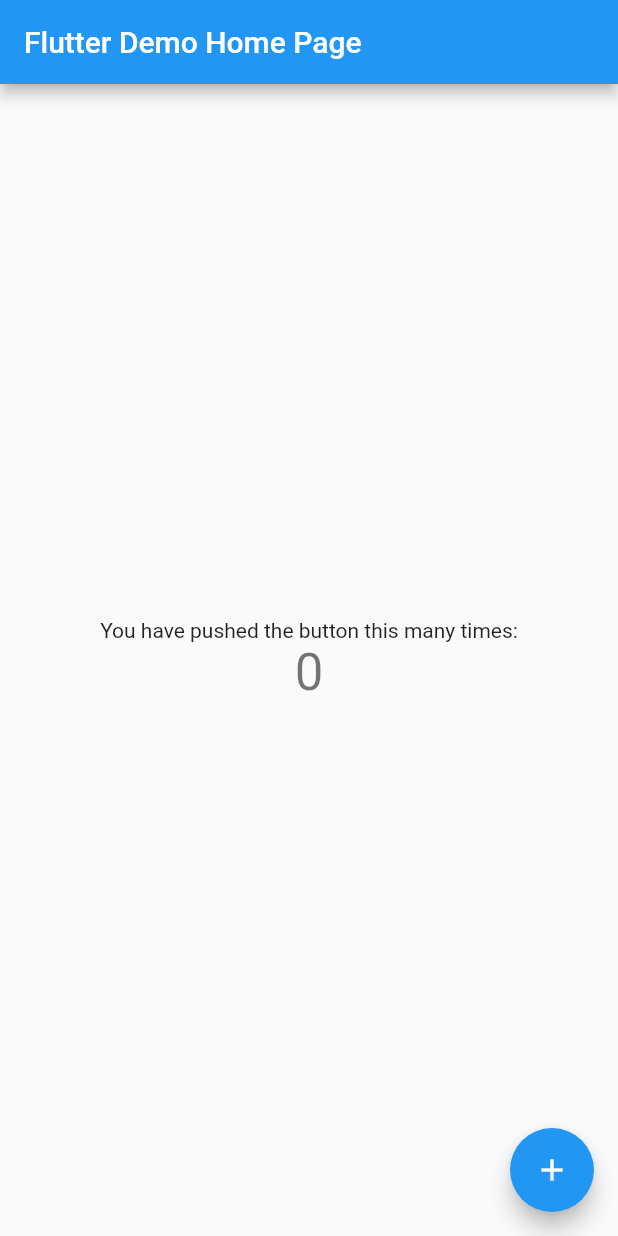
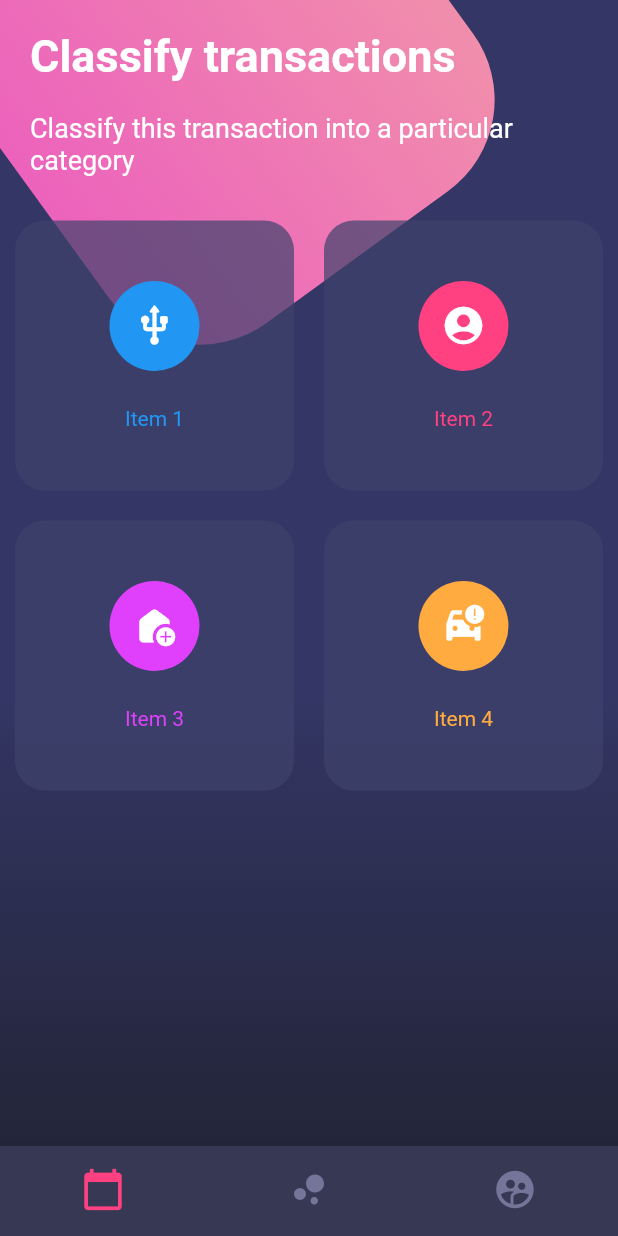
Before and after one commit to erp931117/flutter_designs, a Flutter app: the screen it shows after launch, on a phone screen of 412 x 824 dp. Run offline on Flutter 3.47's test engine with Material 2 defaults, Android fonts, the phone set to English and light mode, and no system bars; our stand-ins replace faker.

Commit message:
Finished screens

```diff
--- a/lib/main.dart
+++ b/lib/main.dart
@@ -1,115 +1,28 @@
 import 'package:flutter/material.dart';
+import 'package:flutter/services.dart';
+import 'package:flutter_designs/src/pages/basic_page.dart';
+import 'package:flutter_designs/src/pages/buttons_page.dart';
+import 'package:flutter_designs/src/pages/scroll_page.dart';
 
-void main() {
-  runApp(const MyApp());
-}
+void main() => runApp(const MyApp());
 
 class MyApp extends StatelessWidget {
   const MyApp({super.key});
 
-  // This widget is the root of your application.
   @override
   Widget build(BuildContext context) {
+    SystemChrome.setSystemUIOverlayStyle(
+        SystemUiOverlayStyle.light.copyWith(statusBarColor: Colors.transparent));
+
     return MaterialApp(
-      title: 'Flutter Demo',
-      theme: ThemeData(
-        // This is the theme of your application.
-        //
-        // Try running your application with "flutter run". You'll see the
-        // application has a blue toolbar. Then, without quitting the app, try
-        // changing the primarySwatch below to Colors.green and then invoke
-        // "hot reload" (press "r" in the console where you ran "flutter run",
-        // or simply save your changes to "hot reload" in a Flutter IDE).
-        // Notice that the counter didn't reset back to zero; the application
-        // is not restarted.
-        primarySwatch: Colors.blue,
-      ),
-      home: const MyHomePage(title: 'Flutter Demo Home Page'),
+      debugShowCheckedModeBanner: false,
+      title: 'Diseños',
+      initialRoute: 'buttons',
+      routes: {
+        'scroll': (context) => const ScrollPage(),
+        'basic': (context) => BasicPage(),
+        'buttons': (context) => const ButtonsPage()
+      },
     );
   }
 }
-
-class MyHomePage extends StatefulWidget {
-  const MyHomePage({super.key, required this.title});
-
-  // This widget is the home page of your application. It is stateful, meaning
-  // that it has a State object (defined below) that contains fields that affect
-  // how it looks.
-
-  // This class is the configuration for the state. It holds the values (in this
-  // case the title) provided by the parent (in this case the App widget) and
-  // used by the build method of the State. Fields in a Widget subclass are
-  // always marked "final".
-
-  final String title;
-
-  @override
-  State<MyHomePage> createState() => _MyHomePageState();
-}
-
-class _MyHomePageState extends State<MyHomePage> {
-  int _counter = 0;
-
-  void _incrementCounter() {
-    setState(() {
-      // This call to setState tells the Flutter framework that something has
-      // changed in this State, which causes it to rerun the build method below
-      // so that the display can reflect the updated values. If we changed
-      // _counter without calling setState(), then the build method would not be
-      // called again, and so nothing would appear to happen.
-      _counter++;
-    });
-  }
-
-  @override
-  Widget build(BuildContext context) {
-    // This method is rerun every time setState is called, for instance as done
-    // by the _incrementCounter method above.
-    //
-    // The Flutter framework has been optimized to make rerunning build methods
-    // fast, so that you can just rebuild anything that needs updating rather
-    // than having to individually change instances of widgets.
-    return Scaffold(
-      appBar: AppBar(
-        // Here we take the value from the MyHomePage object that was created by
-        // the App.build method, and use it to set our appbar title.
-        title: Text(widget.title),
-      ),
-      body: Center(
-        // Center is a layout widget. It takes a single child and positions it
-        // in the middle of the parent.
-        child: Column(
-          // Column is also a layout widget. It takes a list of children and
-          // arranges them vertically. By default, it sizes itself to fit its
-          // children horizontally, and tries to be as tall as its parent.
-          //
-          // Invoke "debug painting" (press "p" in the console, choose the
-          // "Toggle Debug Paint" action from the Flutter Inspector in Android
-          // Studio, or the "Toggle Debug Paint" command in Visual Studio Code)
-          // to see the wireframe for each widget.
-          //
-          // Column has various properties to control how it sizes itself and
-          // how it positions its children. Here we use mainAxisAlignment to
-          // center the children vertically; the main axis here is the vertical
-          // axis because Columns are vertical (the cross axis would be
-          // horizontal).
-          mainAxisAlignment: MainAxisAlignment.center,
-          children: <Widget>[
-            const Text(
-              'You have pushed the button this many times:',
-            ),
-            Text(
-              '$_counter',
-              style: Theme.of(context).textTheme.headlineMedium,
-            ),
-          ],
-        ),
-      ),
-      floatingActionButton: FloatingActionButton(
-        onPressed: _incrementCounter,
-        tooltip: 'Increment',
-        child: const Icon(Icons.add),
-      ), // This trailing comma makes auto-formatting nicer for build methods.
-    );
-  }
-}
--- /dev/null
+++ b/lib/src/pages/buttons_page.dart
@@ -0,0 +1,169 @@
+import 'dart:math';
+
+import 'package:flutter/material.dart';
+
+class ButtonsPage extends StatelessWidget {
+  const ButtonsPage({super.key});
+
+  @override
+  Widget build(BuildContext context) {
+    return Scaffold(
+      body: Stack(
+        children: [
+          _backgroundApp(),
+          SingleChildScrollView(
+            child: Column(
+              children: [_titles(), _roundButtons()],
+            ),
+          )
+        ],
+      ),
+      bottomNavigationBar: _bottomNavigationBar(context),
+    );
+  }
+
+  Widget _bottomNavigationBar(BuildContext context) {
+    return BottomNavigationBar(
+        backgroundColor: const Color.fromRGBO(55, 57, 84, 1.0),
+        unselectedItemColor: const Color.fromRGBO(116, 117, 152, 1.0),
+        showSelectedLabels: false,
+        showUnselectedLabels: false,
+        fixedColor: Colors.pinkAccent,
+        items: const [
+          BottomNavigationBarItem(
+              label: 'Calendar',
+              icon: Icon(
+                Icons.calendar_today,
+                size: 30.0,
+              )),
+          BottomNavigationBarItem(
+              label: 'Bubble',
+              icon: Icon(
+                Icons.bubble_chart,
+                size: 30.0,
+              )),
+          BottomNavigationBarItem(
+              label: 'Supervisor',
+              icon: Icon(
+                Icons.supervised_user_circle,
+                size: 30.0,
+              ))
+        ]);
+  }
+
+  Widget _backgroundApp() {
+    final gradient = Container(
+      width: double.infinity,
+      height: double.infinity,
+      decoration: const BoxDecoration(
+          gradient: LinearGradient(
+              begin: FractionalOffset(0.0, 0.6),
+              end: FractionalOffset(0.0, 1.0),
+              colors: [
+            Color.fromRGBO(52, 54, 101, 1.0),
+            Color.fromRGBO(35, 37, 57, 1.0)
+          ])),
+    );
+
+    final box = Transform.rotate(
+      angle: -pi / 5.0,
+      child: Container(
+        height: 300.0,
+        width: 300.0,
+        decoration: BoxDecoration(
+            borderRadius: BorderRadius.circular(75.0),
+            gradient: const LinearGradient(colors: [
+              Color.fromRGBO(236, 98, 188, 1.0),
+              Color.fromRGBO(241, 142, 172, 1.0)
+            ])),
+      ),
+    );
+
+    return Stack(
+      children: [
+        gradient,
+        Positioned(
+          top: -100.0,
+          child: box,
+        )
+      ],
+    );
+  }
+
+  Widget _titles() {
+    return SafeArea(
+      child: Container(
+        padding: EdgeInsets.all(20.0),
+        child: Column(
+          crossAxisAlignment: CrossAxisAlignment.start,
+          children: [
+            Text(
+              'Classify transactions',
+              style: TextStyle(
+                  color: Colors.white,
+                  fontSize: 30.0,
+                  fontWeight: FontWeight.bold),
+            ),
+            SizedBox(
+              height: 20.0,
+            ),
+            Text('Classify this transaction into a particular category',
+                style: TextStyle(color: Colors.white, fontSize: 18.0))
+          ],
+        ),
+      ),
+    );
+  }
+
+  Widget _roundButtons() {
+    return Table(
+      children: [
+        TableRow(children: [
+          _createRoundButton(Colors.blue, Icons.usb_rounded, 'Item 1'),
+          _createRoundButton(
+              Colors.pinkAccent, Icons.account_circle_sharp, 'Item 2'),
+        ]),
+        TableRow(children: [
+          _createRoundButton(
+              Colors.purpleAccent, Icons.add_home_rounded, 'Item 3'),
+          _createRoundButton(Colors.orangeAccent, Icons.car_crash, 'Item 4'),
+        ]),
+      ],
+    );
+  }
+
+  Widget _createRoundButton(Color color, IconData icon, String text) {
+    final textColor = color;
+    return Container(
+      height: 180.0,
+      margin: const EdgeInsets.all(10.0),
+      decoration: BoxDecoration(
+          borderRadius: BorderRadius.circular(20.0),
+          color: const Color.fromRGBO(62, 66, 107, 0.7)),
+      child: Column(
+        mainAxisAlignment: MainAxisAlignment.spaceAround,
+        children: [
+          const SizedBox(
+            height: 5.0,
+          ),
+          CircleAvatar(
+            radius: 30.0,
+            backgroundColor: color,
+            child: Icon(
+              icon,
+              color: Colors.white,
+              size: 30.0,
+            ),
+          ),
+          Text(
+            text,
+            style: TextStyle(color: textColor),
+          ),
+          const SizedBox(
+            height: 5.0,
+          )
+        ],
+      ),
+    );
+  }
+}
--- a/pubspec.yaml
+++ b/pubspec.yaml
@@ -30,6 +30,7 @@ environment:
 dependencies:
   flutter:
     sdk: flutter
+  faker: ^2.1.0
 
 
   # The following adds the Cupertino Icons font to your application.
@@ -59,8 +60,8 @@ flutter:
   uses-material-design: true
 
   # To add assets to your application, add an assets section, like this:
-  # assets:
-  #   - images/a_dot_burr.jpeg
+  assets:
+   - assets/scroll.png
   #   - images/a_dot_ham.jpeg
 
   # An image asset can refer to one or more resolution-specific "variants", see
```
Also changed, not shown: lib/src/pages/basic_page.dart (added, +121 -0 lines), lib/src/pages/scroll_page.dart (added, +84 -0 lines), assets/scroll.png (added), pubspec.lock.
